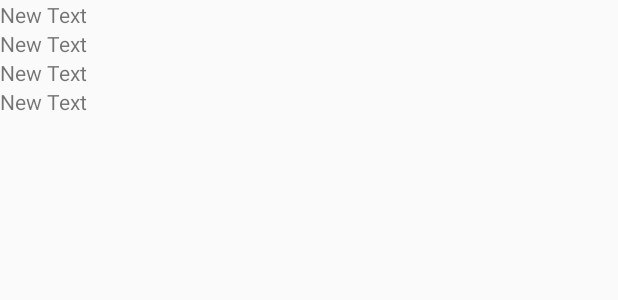
After one commit to skim770/CampusEats, an Android app: the layout activity_event.xml on its own in the app's theme, with its tools: preview values and no code run, on a phone screen of 412 x 824 dp. The commit adds this screen. Shown: the top 300 px of the screen. Run offline under Robolectric (Android 15) with nearby library versions, the phone set to English and light mode, and no system bars.

Commit message:
Events are now Clickable
Feed is also chronological now

```diff
--- a/android/CampusEats/app/src/main/AndroidManifest.xml
+++ b/android/CampusEats/app/src/main/AndroidManifest.xml
@@ -34,6 +34,9 @@
         <activity android:name=".CalendarActivity">
 
         </activity>
+        <activity android:name=".EventActivity">
+
+        </activity>
 
     </application>
 
--- a/android/CampusEats/app/src/main/java/ffoc/campuseats/SubmitActivity.java
+++ b/android/CampusEats/app/src/main/java/ffoc/campuseats/SubmitActivity.java
@@ -47,7 +47,7 @@ public class SubmitActivity extends AppCompatActivity {
 
                 post.title = titleText.getText().toString();
                 post.loc = locText.getText().toString();
-                post.desc = locText.getText().toString();
+                post.body = locText.getText().toString();
                 DatabaseReference postsRef = ref.child("posts");
                 String key = postsRef.push().getKey();
 
@@ -57,7 +57,7 @@ public class SubmitActivity extends AppCompatActivity {
                 postValues.put("location", post.loc);
                 //postValues.put("date", post.date);
                 //postValues.put("time", post.time);
-                postValues.put("desc", post.desc);
+                postValues.put("desc", post.body);
 
                 Map<String, Object> childUpdates = new HashMap<>();
                 childUpdates.put("/posts/" + key, postValues);
--- /dev/null
+++ b/android/CampusEats/app/src/main/res/layout/activity_event.xml
@@ -0,0 +1,30 @@
+<?xml version="1.0" encoding="utf-8"?>
+<LinearLayout xmlns:android="http://schemas.android.com/apk/res/android"
+    android:orientation="vertical" android:layout_width="match_parent"
+    android:layout_height="match_parent">
+
+    <TextView
+        android:layout_width="wrap_content"
+        android:layout_height="wrap_content"
+        android:text="New Text"
+        android:id="@+id/titleText" />
+
+    <TextView
+        android:layout_width="wrap_content"
+        android:layout_height="wrap_content"
+        android:text="New Text"
+        android:id="@+id/timeText" />
+
+    <TextView
+        android:layout_width="wrap_content"
+        android:layout_height="wrap_content"
+        android:text="New Text"
+        android:id="@+id/summaryText" />
+
+    <TextView
+        android:layout_width="wrap_content"
+        android:layout_height="wrap_content"
+        android:text="New Text"
+        android:id="@+id/bodyText" />
+
+</LinearLayout>
--- /dev/null
+++ b/android/CampusEats/app/src/main/res/layout/rowlayout.xml
@@ -0,0 +1,5 @@
+<TextView android:layout_width="match_parent"
+    android:layout_height="match_parent"
+    android:text="asdf"
+    android:id="@+id/row_text"
+    xmlns:android="http://schemas.android.com/apk/res/android" />
```
Also changed, not shown: android/CampusEats/app/src/main/java/ffoc/campuseats/CalendarActivity.java (+51 -3 lines), android/CampusEats/app/src/main/java/ffoc/campuseats/CustomAdapter.java (added, +35 -0 lines), android/CampusEats/app/src/main/java/ffoc/campuseats/EventActivity.java (added, +37 -0 lines), android/CampusEats/app/src/main/java/ffoc/campuseats/FeedActivity.java (+66 -16 lines), android/CampusEats/app/src/main/java/ffoc/campuseats/Post.java (+19 -7 lines), android/CampusEats/app/src/main/res/layout/activity_listview.xml (added, +27 -0 lines), android/CampusEats/app/src/main/res/layout/calendar.xml (+9 -0 lines).
